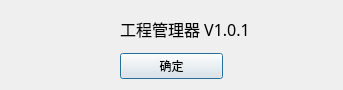
Qt form QStudioSCADA/ProjectManager/AboutDialog.ui (VelsonWang/HmiFuncDesigner) before a commit.
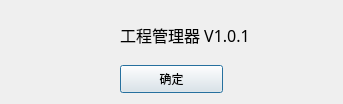
The same form after that commit. Icons and pictures are not drawn.

Diff of the .ui file:
```diff
--- a/QStudioSCADA/ProjectManager/AboutDialog.ui
+++ b/QStudioSCADA/ProjectManager/AboutDialog.ui
@@ -7,7 +7,7 @@
     <x>0</x>
     <y>0</y>
     <width>343</width>
-    <height>90</height>
+    <height>104</height>
    </rect>
   </property>
   <property name="windowTitle">
@@ -42,6 +42,12 @@
    </item>
    <item row="1" column="1">
     <widget class="QPushButton" name="btnOk">
+     <property name="minimumSize">
+      <size>
+       <width>0</width>
+       <height>28</height>
+      </size>
+     </property>
      <property name="text">
       <string>确定</string>
      </property>
```
Left out of the diff: 4 changed lines with no effect on the pictures.
